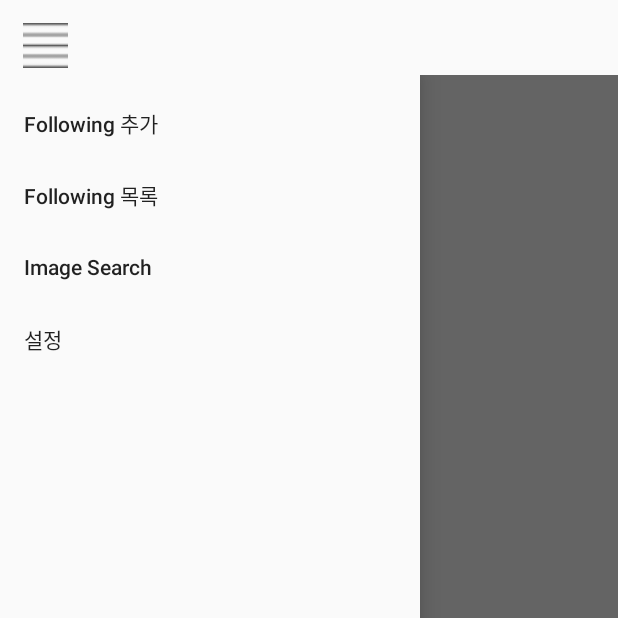
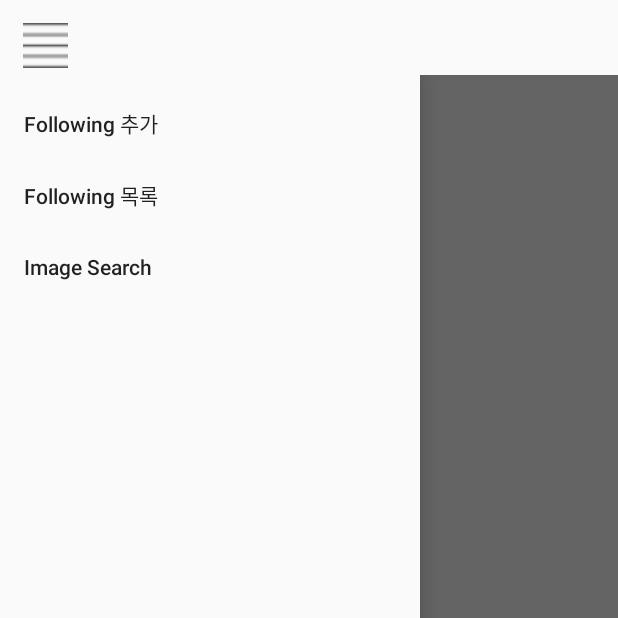
Before and after one commit to jangsohee/Climber-Client, an Android app: the screen it shows after launch (MainActivity), with the side drawer open, on a phone screen of 412 x 824 dp, the top half of it. Run offline under Robolectric (Android 15) with nearby library versions, the phone set to English and light mode, and no system bars; libraries missing offline, so code that uses them is left out: com.ogaclejapan.smarttablayout; pictures from the network do not load; 5 statements that could not run were skipped.

Commit message:
최종본

```diff
--- a/app/src/main/res/layout/image_layout.xml
+++ b/app/src/main/res/layout/image_layout.xml
@@ -15,7 +15,7 @@
         android:id="@+id/num_text"
         android:layout_width="wrap_content"
         android:layout_height="wrap_content"
-        android:text = "추가수 : "
+        android:text = ""
         android:layout_alignParentBottom="true"
         android:layout_marginLeft="30dp"
         android:layout_marginBottom="30dp"/>
--- a/app/src/main/res/menu/activity_main_drawer.xml
+++ b/app/src/main/res/menu/activity_main_drawer.xml
@@ -6,6 +6,6 @@
             android:id="@+id/following_list"/>
         <item android:title ="@string/image_search"
             android:id="@+id/image_search"/>
-        <item android:title ="@string/setting"/>
+      <!--  <item android:title ="@string/setting"/> -->
     </group>
 </menu>
```
